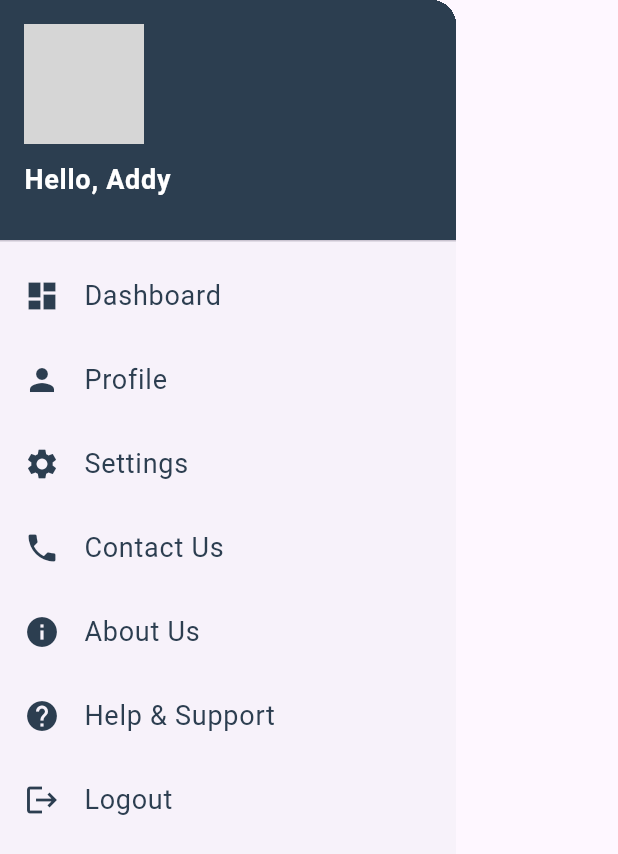
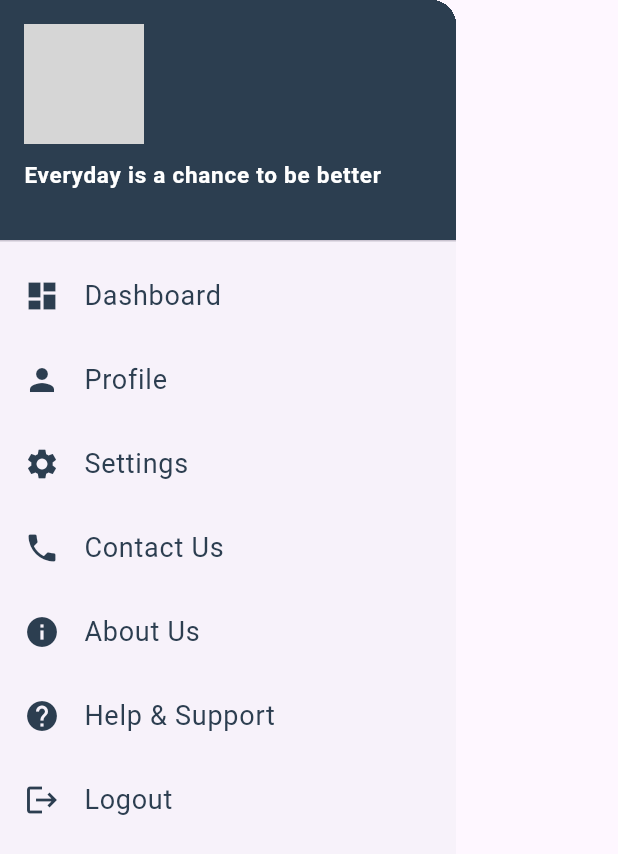
Before and after one commit to 0420aaditya/Task_manager, a Flutter app: the AppDrawer widget shown alone on an empty page, opened directly, on a phone screen of 412 x 824 dp. Shown: the top 854 px of the screen. Run offline on Flutter 3.47's test engine with Material 3 defaults, Android fonts, the phone set to English and light mode, and no system bars; our stand-ins replace cloud_firestore, firebase_auth, firebase_core, firebase_messaging, flutter_local_notifications; accounts and stored records are empty; grey boxes are pictures that could not be loaded.

```diff
--- a/lib/widgets/appDrawer.dart
+++ b/lib/widgets/appDrawer.dart
@@ -29,10 +29,10 @@ class AppDrawer extends StatelessWidget {
                 ),
                 SizedBox(height: 10),
                 Text(
-                  'Hello, Addy',
+                  'Everyday is a chance to be better',
                   style: TextStyle(
                     color: Colors.white,
-                    fontSize: 18,
+                    fontSize: 15,
                     fontWeight: FontWeight.bold,
                   ),
                 ),
```
Also changed, not shown: 1 other file.
